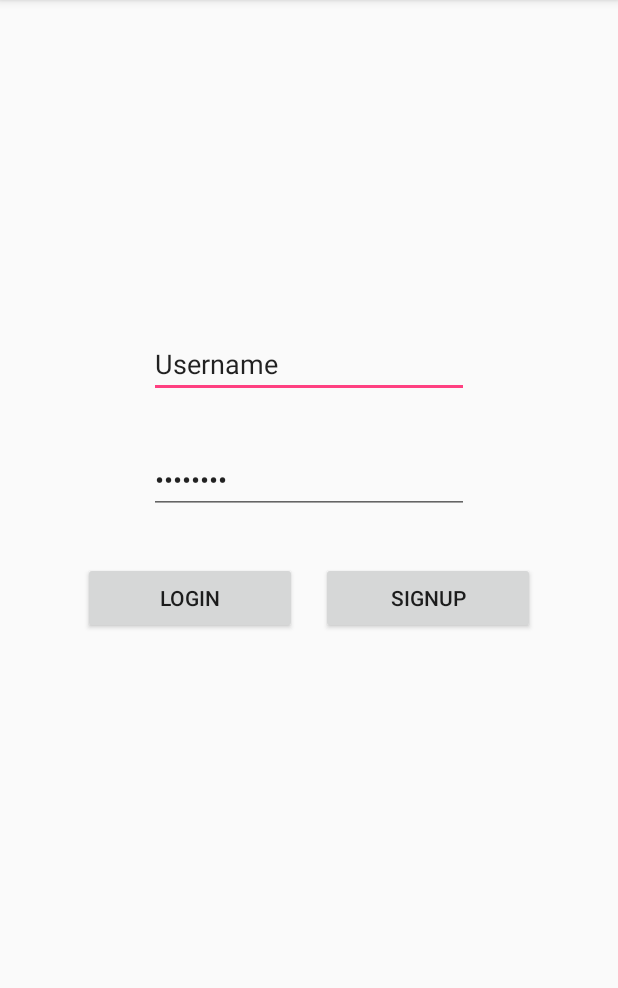
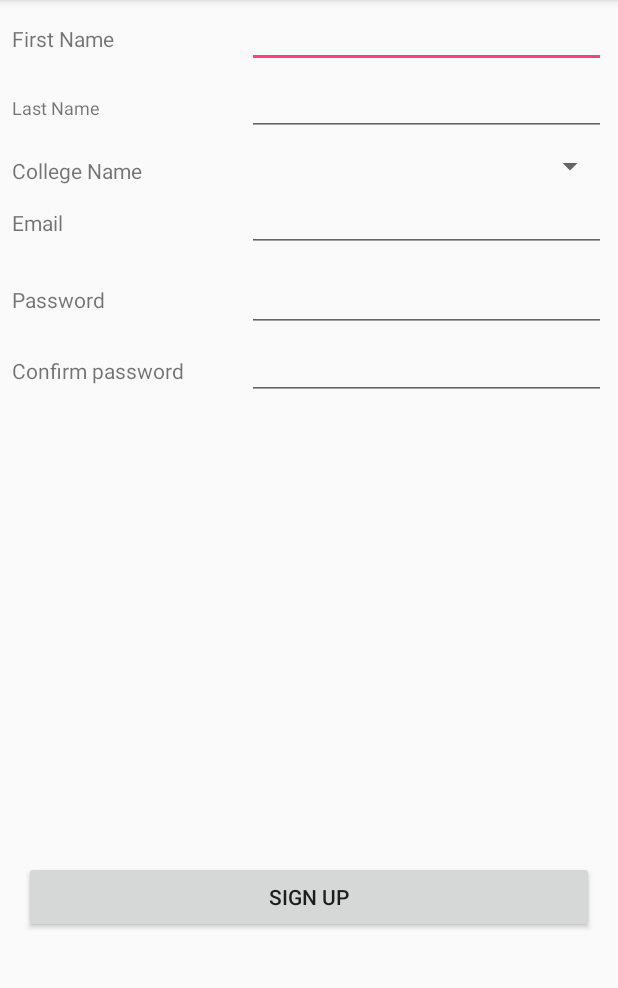
Before and after one commit to Deepthi1912/College_Manager, an Android app: the TeacherSignupActivity screen opened directly, with no data from a screen before it, on a phone screen of 412 x 824 dp, the part 84-1072 px from its top. Run offline under Robolectric (Android 15) with nearby library versions, the phone set to English and light mode, and no system bars.

Commit message:
teacher signup

```diff
--- a/app/src/main/java/com/student/satyam/college_manager/TeacherSignupActivity.java
+++ b/app/src/main/java/com/student/satyam/college_manager/TeacherSignupActivity.java
@@ -8,7 +8,7 @@ public class TeacherSignupActivity extends AppCompatActivity {
     @Override
     protected void onCreate(Bundle savedInstanceState) {
         super.onCreate(savedInstanceState);
-        setContentView(R.layout.activity_teacher_chooser);
+        setContentView(R.layout.activity_teacher_signup);
 
     }
 }
--- /dev/null
+++ b/app/src/main/res/layout-land/activity_teacher_signup.xml
@@ -0,0 +1,201 @@
+<?xml version="1.0" encoding="utf-8"?>
+<ScrollView xmlns:android="http://schemas.android.com/apk/res/android"
+    xmlns:app="http://schemas.android.com/apk/res-auto"
+    xmlns:tools="http://schemas.android.com/tools"
+    android:layout_width="match_parent"
+    android:layout_height="match_parent"
+    android:scrollbarStyle="outsideOverlay">
+    <android.support.constraint.ConstraintLayout xmlns:android="http://schemas.android.com/apk/res/android"
+        xmlns:app="http://schemas.android.com/apk/res-auto"
+        xmlns:tools="http://schemas.android.com/tools"
+        android:layout_width="match_parent"
+        android:layout_height="match_parent">
+
+        <EditText
+            android:id="@+id/teacher_firstname"
+            android:layout_width="0dp"
+            android:layout_height="wrap_content"
+            android:layout_marginBottom="16dp"
+            android:layout_marginEnd="8dp"
+            android:layout_marginStart="8dp"
+            android:layout_marginTop="8dp"
+            android:ems="10"
+            android:inputType="textPersonName"
+            android:textSize="12sp"
+            app:layout_constraintBottom_toTopOf="@+id/teacher_lastname"
+            app:layout_constraintEnd_toEndOf="parent"
+            app:layout_constraintStart_toStartOf="@+id/guideline2"
+            app:layout_constraintTop_toTopOf="parent" />
+
+        <EditText
+            android:id="@+id/teacher_lastname"
+            android:layout_width="0dp"
+            android:layout_height="wrap_content"
+            android:layout_marginEnd="8dp"
+            android:layout_marginStart="8dp"
+            android:layout_marginTop="8dp"
+            android:ems="10"
+            android:inputType="textPersonName"
+            android:textSize="12sp"
+            app:layout_constraintEnd_toEndOf="parent"
+            app:layout_constraintStart_toStartOf="@+id/guideline2"
+            app:layout_constraintTop_toBottomOf="@+id/teacher_firstname" />
+
+        <TextView
+            android:id="@+id/teacher_collegename_lable"
+            android:layout_width="0dp"
+            android:layout_height="wrap_content"
+            android:layout_marginBottom="8dp"
+            android:layout_marginEnd="8dp"
+            android:layout_marginStart="8dp"
+            android:layout_marginTop="16dp"
+            android:text="College Name"
+            app:layout_constraintBottom_toTopOf="@+id/teacher_email_lable"
+            app:layout_constraintEnd_toStartOf="@+id/teacher_collegename"
+            app:layout_constraintStart_toStartOf="parent"
+            app:layout_constraintTop_toBottomOf="@+id/teacher_lastname_lable" />
+
+        <TextView
+            android:id="@+id/teacher_firstname_label"
+            android:layout_width="0dp"
+            android:layout_height="wrap_content"
+            android:layout_marginBottom="8dp"
+            android:layout_marginEnd="8dp"
+            android:layout_marginStart="8dp"
+            android:layout_marginTop="8dp"
+            android:text="First Name"
+            app:layout_constraintBottom_toTopOf="@+id/teacher_lastname_lable"
+            app:layout_constraintEnd_toStartOf="@+id/guideline2"
+            app:layout_constraintStart_toStartOf="parent"
+            app:layout_constraintTop_toTopOf="parent" />
+
+        <TextView
+            android:id="@+id/teacher_lastname_lable"
+            android:layout_width="0dp"
+            android:layout_height="wrap_content"
+            android:layout_marginEnd="8dp"
+            android:layout_marginStart="8dp"
+            android:text="Last Name"
+            app:layout_constraintBaseline_toBaselineOf="@+id/teacher_lastname"
+            app:layout_constraintEnd_toStartOf="@+id/guideline2"
+            app:layout_constraintStart_toStartOf="parent" />
+
+        <Spinner
+            android:id="@+id/teacher_collegename"
+            android:layout_width="0dp"
+            android:layout_height="wrap_content"
+            android:layout_marginEnd="8dp"
+            android:layout_marginStart="8dp"
+            android:layout_marginTop="8dp"
+            app:layout_constraintEnd_toEndOf="parent"
+            app:layout_constraintHorizontal_bias="0.0"
+            app:layout_constraintStart_toStartOf="@+id/guideline2"
+            app:layout_constraintTop_toBottomOf="@+id/teacher_lastname" />
+
+        <TextView
+            android:id="@+id/teacher_email_lable"
+            android:layout_width="0dp"
+            android:layout_height="wrap_content"
+            android:layout_marginEnd="8dp"
+            android:layout_marginStart="8dp"
+            android:text="email"
+            app:layout_constraintBaseline_toBaselineOf="@+id/teacher_email"
+            app:layout_constraintEnd_toStartOf="@+id/guideline2"
+            app:layout_constraintStart_toStartOf="parent" />
+
+        <EditText
+            android:id="@+id/teacher_email"
+            android:layout_width="0dp"
+            android:layout_height="wrap_content"
+            android:layout_marginEnd="8dp"
+            android:layout_marginStart="8dp"
+            android:layout_marginTop="8dp"
+            android:ems="10"
+            android:inputType="textEmailAddress"
+            android:textSize="12sp"
+            app:layout_constraintEnd_toEndOf="parent"
+            app:layout_constraintStart_toStartOf="@+id/guideline2"
+            app:layout_constraintTop_toBottomOf="@+id/teacher_collegename" />
+
+        <TextView
+            android:id="@+id/teacher_password_lable"
+            android:layout_width="0dp"
+            android:layout_height="wrap_content"
+            android:layout_marginEnd="8dp"
+            android:layout_marginStart="8dp"
+            android:layout_marginTop="31dp"
+            android:text="Password"
+            app:layout_constraintEnd_toStartOf="@+id/teacher_password"
+            app:layout_constraintStart_toStartOf="parent"
+            app:layout_constraintTop_toBottomOf="@+id/teacher_email_lable" />
+
+        <EditText
+            android:id="@+id/teacher_password"
+            android:layout_width="0dp"
+            android:layout_height="wrap_content"
+            android:layout_marginEnd="8dp"
+            android:layout_marginStart="8dp"
+            android:layout_marginTop="8dp"
+            android:ems="10"
+            android:inputType="textPassword"
+            app:layout_constraintEnd_toEndOf="parent"
+            app:layout_constraintStart_toStartOf="@+id/guideline2"
+            app:layout_constraintTop_toBottomOf="@+id/teacher_email" />
+
+        <TextView
+            android:id="@+id/teacher_confirmpassword_lable"
+            android:layout_width="0dp"
+            android:layout_height="wrap_content"
+            android:layout_marginEnd="8dp"
+            android:layout_marginStart="8dp"
+            android:layout_marginTop="28dp"
+            android:text="Confirm password"
+            app:layout_constraintEnd_toStartOf="@+id/guideline2"
+            app:layout_constraintStart_toStartOf="parent"
+            app:layout_constraintTop_toBottomOf="@+id/teacher_password_lable" />
+
+        <EditText
+            android:id="@+id/teacher_confirmpassword"
+            android:layout_width="0dp"
+            android:layout_height="wrap_content"
+            android:layout_marginEnd="8dp"
+            android:layout_marginStart="8dp"
+            android:layout_marginTop="8dp"
+            android:ems="10"
+            android:inputType="textPassword"
+            android:textSize="12sp"
+            app:layout_constraintEnd_toEndOf="parent"
+            app:layout_constraintStart_toStartOf="@+id/guideline2"
+            app:layout_constraintTop_toBottomOf="@+id/teacher_password" />
+
+        <Button
+            android:id="@+id/teacher_signup"
+            android:layout_width="0dp"
+            android:layout_height="wrap_content"
+            android:layout_marginBottom="8dp"
+            android:layout_marginEnd="16dp"
+            android:layout_marginStart="16dp"
+            android:layout_marginTop="32dp"
+            android:text="sign up"
+            app:layout_constraintBottom_toBottomOf="parent"
+            app:layout_constraintEnd_toEndOf="parent"
+            app:layout_constraintHorizontal_bias="0.0"
+            app:layout_constraintStart_toStartOf="parent"
+            app:layout_constraintTop_toBottomOf="@+id/teacher_confirmpassword_lable" />
+
+        <android.support.constraint.Guideline
+            android:id="@+id/guideline2"
+            android:layout_width="wrap_content"
+            android:layout_height="wrap_content"
+            android:orientation="vertical"
+            app:layout_constraintGuide_percent="0.38" />
+
+        <android.support.constraint.Guideline
+            android:id="@+id/guideline3"
+            android:layout_width="wrap_content"
+            android:layout_height="wrap_content"
+            android:orientation="horizontal"
+            app:layout_constraintGuide_percent="0.77" />
+
+    </android.support.constraint.ConstraintLayout>
+</ScrollView>
--- /dev/null
+++ b/app/src/main/res/layout/activity_teacher_signup.xml
@@ -0,0 +1,191 @@
+<?xml version="1.0" encoding="utf-8"?>
+<android.support.constraint.ConstraintLayout xmlns:android="http://schemas.android.com/apk/res/android"
+    xmlns:app="http://schemas.android.com/apk/res-auto"
+    xmlns:tools="http://schemas.android.com/tools"
+    android:layout_width="match_parent"
+    android:layout_height="match_parent">
+
+    <EditText
+        android:id="@+id/firstname"
+        android:layout_width="0dp"
+        android:layout_height="wrap_content"
+        android:layout_marginBottom="16dp"
+        android:layout_marginEnd="8dp"
+        android:layout_marginStart="8dp"
+        android:layout_marginTop="8dp"
+        android:ems="10"
+        android:inputType="textPersonName"
+        android:textSize="12sp"
+        app:layout_constraintBottom_toTopOf="@+id/lastname"
+        app:layout_constraintEnd_toEndOf="parent"
+        app:layout_constraintStart_toStartOf="@+id/guideline2"
+        app:layout_constraintTop_toTopOf="parent" />
+
+    <EditText
+        android:id="@+id/lastname"
+        android:layout_width="0dp"
+        android:layout_height="wrap_content"
+        android:layout_marginEnd="8dp"
+        android:layout_marginStart="8dp"
+        android:layout_marginTop="8dp"
+        android:ems="10"
+        android:inputType="textPersonName"
+        android:textSize="12sp"
+        app:layout_constraintEnd_toEndOf="parent"
+        app:layout_constraintStart_toStartOf="@+id/guideline2"
+        app:layout_constraintTop_toBottomOf="@+id/firstname" />
+
+    <TextView
+        android:id="@+id/collegename_lable"
+        android:layout_width="0dp"
+        android:layout_height="wrap_content"
+        android:layout_marginBottom="8dp"
+        android:layout_marginEnd="8dp"
+        android:layout_marginStart="8dp"
+        android:layout_marginTop="16dp"
+        android:text="College Name"
+        app:layout_constraintBottom_toTopOf="@+id/email_lable"
+        app:layout_constraintEnd_toStartOf="@+id/collegename"
+        app:layout_constraintStart_toStartOf="parent"
+        app:layout_constraintTop_toBottomOf="@+id/lastname_lable" />
+
+    <TextView
+        android:id="@+id/firstname_label"
+        android:layout_width="0dp"
+        android:layout_height="wrap_content"
+        android:layout_marginEnd="8dp"
+        android:layout_marginStart="8dp"
+        android:text="First Name"
+        app:layout_constraintBaseline_toBaselineOf="@+id/firstname"
+        app:layout_constraintEnd_toStartOf="@+id/guideline2"
+        app:layout_constraintStart_toStartOf="parent" />
+
+    <TextView
+        android:id="@+id/lastname_lable"
+        android:layout_width="0dp"
+        android:layout_height="wrap_content"
+        android:layout_marginEnd="8dp"
+        android:layout_marginStart="8dp"
+        android:text="Last Name"
+        android:textSize="12sp"
+        app:layout_constraintBaseline_toBaselineOf="@+id/lastname"
+        app:layout_constraintEnd_toStartOf="@+id/lastname"
+        app:layout_constraintStart_toStartOf="parent" />
+
+    <Spinner
+        android:id="@+id/collegename"
+        android:layout_width="0dp"
+        android:layout_height="wrap_content"
+        android:layout_marginEnd="8dp"
+        android:layout_marginStart="8dp"
+        android:layout_marginTop="8dp"
+        app:layout_constraintEnd_toEndOf="parent"
+        app:layout_constraintHorizontal_bias="0.0"
+        app:layout_constraintStart_toStartOf="@+id/guideline2"
+        app:layout_constraintTop_toBottomOf="@+id/lastname" />
+
+    <TextView
+        android:id="@+id/email_lable"
+        android:layout_width="0dp"
+        android:layout_height="wrap_content"
+        android:layout_marginEnd="8dp"
+        android:layout_marginStart="8dp"
+        android:text="Email"
+        app:layout_constraintBaseline_toBaselineOf="@+id/email"
+        app:layout_constraintEnd_toStartOf="@+id/guideline2"
+        app:layout_constraintStart_toStartOf="parent" />
+
+    <EditText
+        android:id="@+id/email"
+        android:layout_width="0dp"
+        android:layout_height="wrap_content"
+        android:layout_marginEnd="8dp"
+        android:layout_marginStart="8dp"
+        android:layout_marginTop="8dp"
+        android:ems="10"
+        android:inputType="textEmailAddress"
+        android:textSize="12sp"
+        app:layout_constraintEnd_toEndOf="parent"
+        app:layout_constraintStart_toStartOf="@+id/guideline2"
+        app:layout_constraintTop_toBottomOf="@+id/collegename" />
+
+    <TextView
+        android:id="@+id/password_lable"
+        android:layout_width="0dp"
+        android:layout_height="wrap_content"
+        android:layout_marginEnd="8dp"
+        android:layout_marginStart="8dp"
+        android:text="Password"
+        app:layout_constraintBaseline_toBaselineOf="@+id/password"
+        app:layout_constraintEnd_toStartOf="@+id/password"
+        app:layout_constraintStart_toStartOf="parent" />
+
+    <EditText
+        android:id="@+id/password"
+        android:layout_width="0dp"
+        android:layout_height="wrap_content"
+        android:layout_marginEnd="8dp"
+        android:layout_marginStart="8dp"
+        android:layout_marginTop="8dp"
+        android:ems="10"
+        android:inputType="textPassword"
+        app:layout_constraintEnd_toEndOf="parent"
+        app:layout_constraintStart_toStartOf="@+id/guideline2"
+        app:layout_constraintTop_toBottomOf="@+id/email" />
+
+    <TextView
+        android:id="@+id/confirmpassword_lable"
+        android:layout_width="0dp"
+        android:layout_height="wrap_content"
+        android:layout_marginEnd="8dp"
+        android:layout_marginStart="8dp"
+        android:text="Confirm password"
+        app:layout_constraintBaseline_toBaselineOf="@+id/confirmpassword"
+        app:layout_constraintEnd_toStartOf="@+id/guideline2"
+        app:layout_constraintStart_toStartOf="parent" />
+
+    <EditText
+        android:id="@+id/confirmpassword"
+        android:layout_width="0dp"
+        android:layout_height="wrap_content"
+        android:layout_marginEnd="8dp"
+        android:layout_marginStart="8dp"
+        android:layout_marginTop="8dp"
+        android:ems="10"
+        android:inputType="textPassword"
+        android:textSize="12sp"
+        app:layout_constraintEnd_toEndOf="parent"
+        app:layout_constraintStart_toStartOf="@+id/guideline2"
+        app:layout_constraintTop_toBottomOf="@+id/password" />
+
+    <Button
+        android:id="@+id/signup"
+        android:layout_width="0dp"
+        android:layout_height="wrap_content"
+        android:layout_marginBottom="8dp"
+        android:layout_marginEnd="16dp"
+        android:layout_marginStart="16dp"
+        android:layout_marginTop="8dp"
+        android:text="sign up"
+        app:layout_constraintBottom_toBottomOf="parent"
+        app:layout_constraintEnd_toEndOf="parent"
+        app:layout_constraintHorizontal_bias="0.0"
+        app:layout_constraintStart_toStartOf="parent"
+        app:layout_constraintTop_toTopOf="@+id/guideline3"
+        app:layout_constraintVertical_bias="0.415" />
+
+    <android.support.constraint.Guideline
+        android:id="@+id/guideline2"
+        android:layout_width="wrap_content"
+        android:layout_height="wrap_content"
+        android:orientation="vertical"
+        app:layout_constraintGuide_percent="0.38" />
+
+    <android.support.constraint.Guideline
+        android:id="@+id/guideline3"
+        android:layout_width="wrap_content"
+        android:layout_height="wrap_content"
+        android:orientation="horizontal"
+        app:layout_constraintGuide_percent="0.61" />
+
+</android.support.constraint.ConstraintLayout>
```
